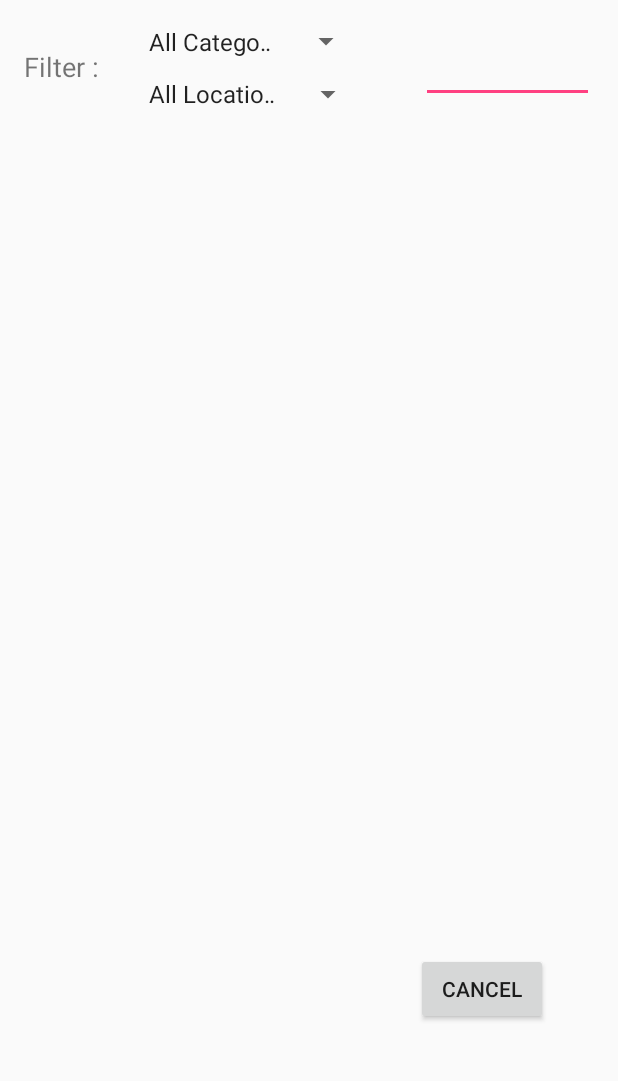
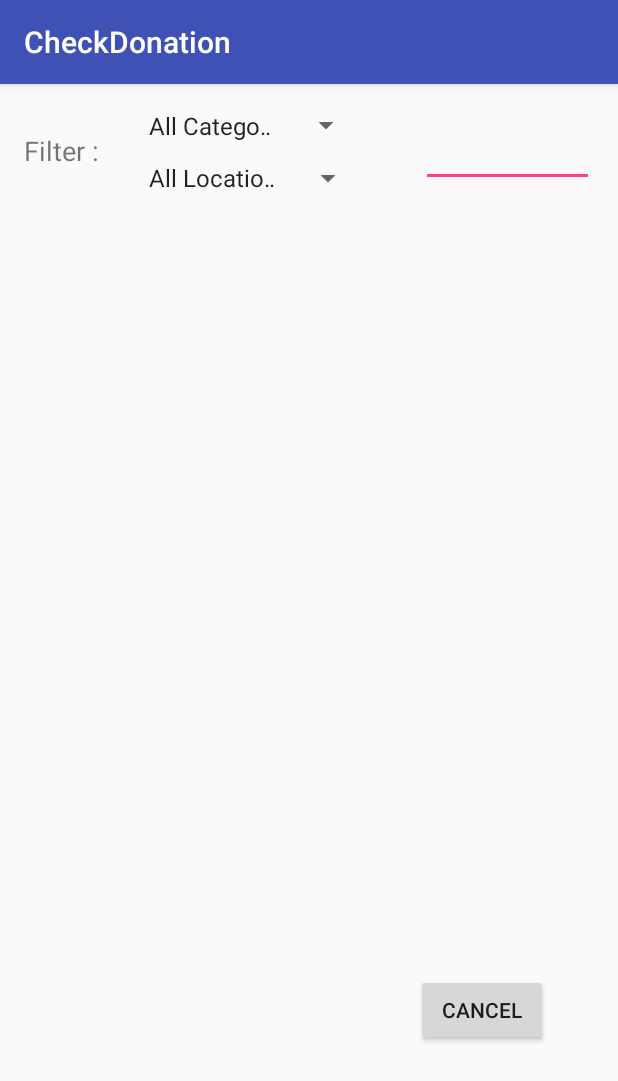
Before and after one commit to wzheng67/donation-tracker, an Android app: the CheckDonation screen opened directly, with no data from a screen before it, on a phone screen of 412 x 824 dp. Shown: the top 1081 px of the screen. Run offline under Robolectric (Android 15) with nearby library versions, the phone set to English and light mode, and no system bars; our stand-ins replace Firebase (no records; nobody signed in at launch, a user with empty details on screens opened directly).

Commit message:
I modified some UI

```diff
--- a/app/src/main/java/cs2340/donationtracker/Controllers/CheckDonation.java
+++ b/app/src/main/java/cs2340/donationtracker/Controllers/CheckDonation.java
@@ -4,6 +4,7 @@ import android.content.Intent;
 import android.os.Bundle;
 import android.app.Activity;
 import android.support.annotation.NonNull;
+import android.support.v7.app.AppCompatActivity;
 import android.view.KeyEvent;
 import android.view.View;
 import android.widget.AdapterView;
@@ -31,7 +32,7 @@ import cs2340.donationtracker.Model.LocationData;
 import cs2340.donationtracker.Model.User_type;
 import cs2340.donationtracker.R;
 
-public class CheckDonation extends Activity {
+public class CheckDonation extends AppCompatActivity {
     private DatabaseReference databaseReference;
     private List<String> searchList;
     private List<String> locationList;
--- a/app/src/main/java/cs2340/donationtracker/Model/ItemInfoAdapter.java
+++ b/app/src/main/java/cs2340/donationtracker/Model/ItemInfoAdapter.java
@@ -68,7 +68,7 @@ public class ItemInfoAdapter extends ArrayAdapter<ItemInfo> {
         ViewHolder.Item_shortDescription.setText(itemInfo.getShortDescription());
         ViewHolder.Item_category.setText(itemInfo.getCategory().toString());
         ViewHolder.Item_value.setText("" + itemInfo.getValue());
-        ViewHolder.Item_timeStamp.setText(itemInfo.getTimeStamp());
+        ViewHolder.Item_timeStamp.setText(itemInfo.getTimeStamp().substring(0,16));
         ViewHolder.Item_fullDescription.setText(itemInfo.getFullDescription());
         ViewHolder.Item_comments.setText(itemInfo.getComments());
 
--- a/app/src/main/res/layout/activity_add_donation.xml
+++ b/app/src/main/res/layout/activity_add_donation.xml
@@ -139,7 +139,7 @@
                     android:layout_marginBottom="15dp"
                     android:layout_marginStart="16dp"
                     android:layout_marginTop="6dp"
-                    android:src="@drawable/common_google_signin_btn_icon_dark"
+                    android:src="@android:drawable/ic_menu_camera"
                     app:layout_constraintBottom_toBottomOf="parent"
                     app:layout_constraintStart_toStartOf="parent"
                     app:layout_constraintTop_toBottomOf="@+id/textView13"
--- a/app/src/main/res/layout/activity_check_donation.xml
+++ b/app/src/main/res/layout/activity_check_donation.xml
@@ -25,7 +25,7 @@
     <ListView
         android:id="@+id/listview_location"
         android:layout_width="355dp"
-        android:layout_height="415dp"
+        android:layout_height="387dp"
         android:layout_marginEnd="8dp"
         android:layout_marginStart="8dp"
         android:layout_marginTop="8dp"
```
Also changed, not shown: app/src/main/res/layout/layout_donation_item.xml (+13 -13 lines).
